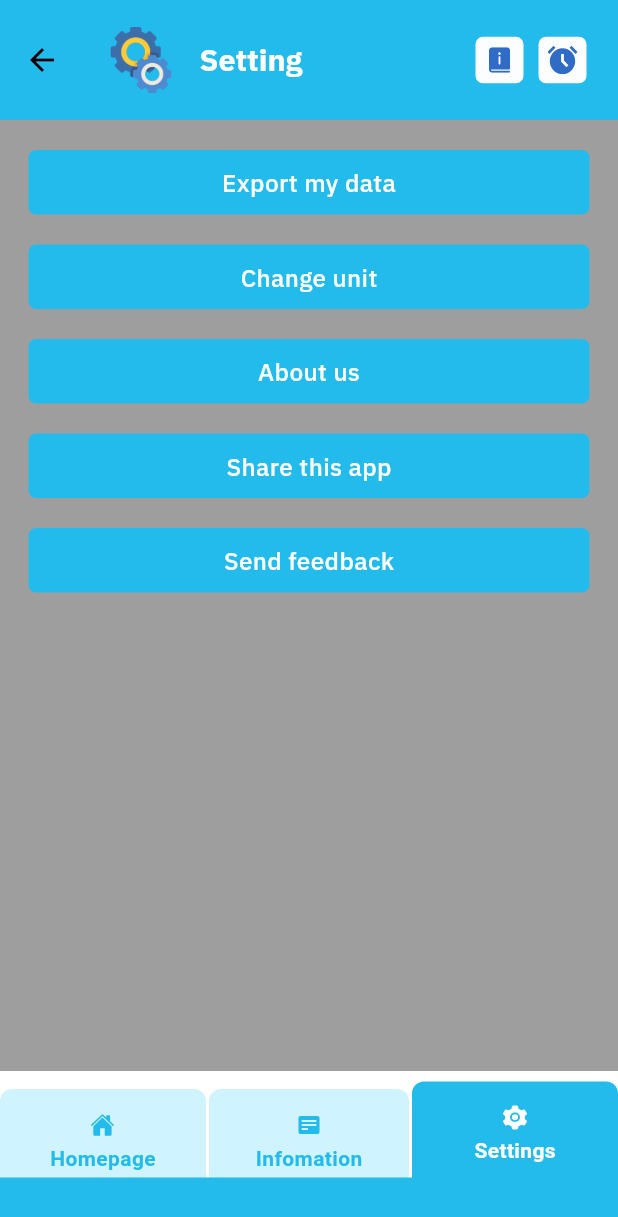
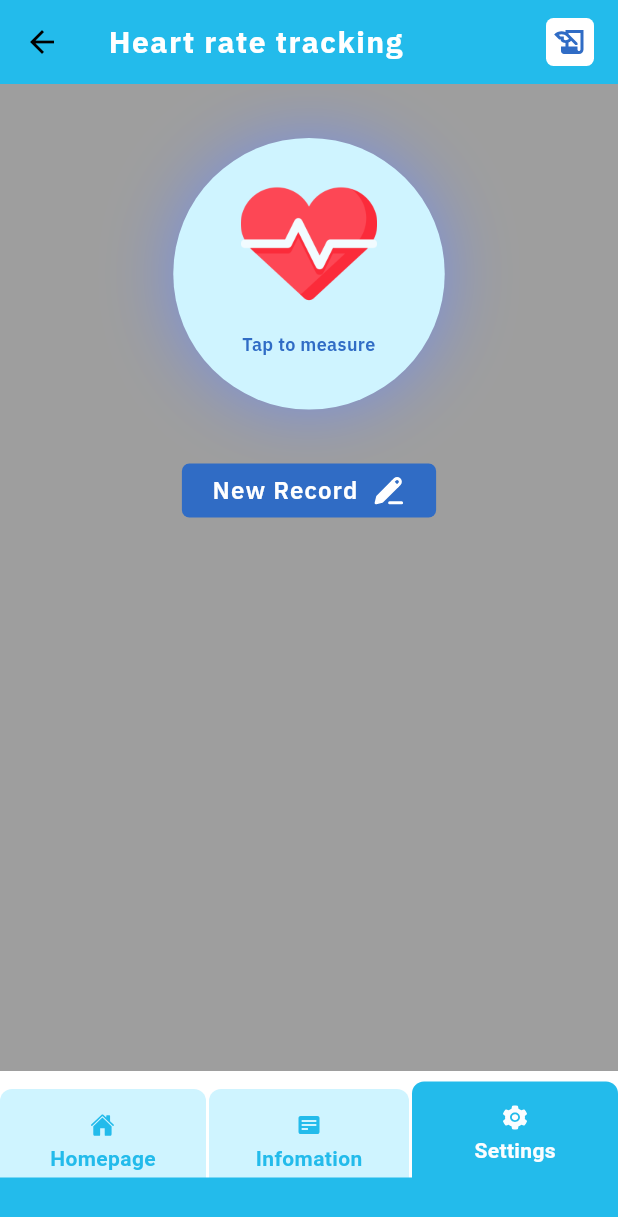
Before and after one commit to Intes-It-Mobile/blood-tracking-app, a Flutter app: the HomeScreen screen opened by its route, item 3 of the bottom bar chosen, on a phone screen of 412 x 824 dp. Shown: the top 1217 px of the screen. Run offline on Flutter 3.47's test engine with Material 2 defaults, Android fonts, the phone set to English and light mode, and no system bars; our stand-ins replace dropdown_button2, fl_chart, flutter_html, flutter_local_notifications, flutter_mobx, flutter_svg and 11 more; missing offline and left inert: android_alarm_manager_plus, excel, flutter_cupertino_datetime_picker, flutter_fgbg, flutter_share; accounts and stored records are empty; generated files the repository leaves out were written again.

Commit message:
Code UI home heart rate

```diff
--- a/assets/lang/en.json
+++ b/assets/lang/en.json
@@ -112,6 +112,9 @@
   "save_edit_dialog_content":"Do you want to save changes for this record?",
   "done":"Done",
   "select_your_starting_unit":"Select your starting unit",
-  "edit_duplicate_dialog": "You have entered the profile at this point. Do you want to replace the previous record?"
-
+  "edit_duplicate_dialog": "You have entered the profile at this point. Do you want to replace the previous record?",
+  "heart_rate_tracking": "Heart rate tracking",
+  "tap_to_measure" : "Tap to measure",
+  "measuring" :  "Measuring...",
+  "put_your_finger_on_camera" : "Put your finger on camera"
 }
--- a/assets/lang/fr.json
+++ b/assets/lang/fr.json
@@ -122,6 +122,10 @@
     "done":"Done",
     "select_your_starting_unit":"Select your starting unit",
 
-    "edit_duplicate_dialog": "You have entered the profile at this point. Do you want to replace the previous record?"
+    "edit_duplicate_dialog": "You have entered the profile at this point. Do you want to replace the previous record?",
+    "heart_rate_tracking": "Suivi de la fréquence cardiaque",
+    "tap_to_measure" : "Appuyez pour mesurer",
+    "measuring" :  "Mesure...",
+    "put_your_finger_on_camera" : "Mettez votre doigt sur la caméra"
 
 }
--- a/assets/lang/vi.json
+++ b/assets/lang/vi.json
@@ -17,7 +17,7 @@
     "diabetes": "Diabetes",
     "pre_diabetes": "Pre-diabetes",
     "low": "Low",
-    "new_record": "New Record",
+    "new_record": "Ghi lại số đo",
     "chart": "Chart",
     "infor": "Information",
     "info_title_1": "Know about blood sugar",
@@ -110,5 +110,9 @@
     "save_edit_dialog_content": "Do you want to save changes for this record?",
     "done": "Done",
     "select_your_starting_unit": "Select your starting unit",
-    "edit_duplicate_dialog": "You have entered the profile at this point. Do you want to replace the previous record?"
+    "edit_duplicate_dialog": "You have entered the profile at this point. Do you want to replace the previous record?",
+    "heart_rate_tracking": "Theo dõi nhịp tim",
+    "tap_to_measure" : "Nhấn để đo",
+    "measuring" :  "Đo lường...",
+    "put_your_finger_on_camera" : "Đặt ngón tay của bạn trên máy ảnh"
 }
--- a/lib/constants/assets.dart
+++ b/lib/constants/assets.dart
@@ -23,6 +23,7 @@ class Assets {
   static const String intro_img = "assets/images/intro2_color.png";
   static const String intro_img1 = "assets/images/intro2_mol.png";
   static const String empty_chart = "assets/images/empty_chart.png";
+  static const String image_heart = "assets/images/image_heart.png";
 
 /////////////////////////
   static const String iconAlarm = "assets/icons/ic_alarm.svg";
@@ -47,7 +48,7 @@ class Assets {
   static const String iconSettingsNav = "assets/icons/ic_settings_nav.svg";
   static const String iconInfoNav = "assets/icons/ic_info_nav.svg";
   static const String iconHomeNav = "assets/icons/ic_home_nav.svg";
-
+  static const String iconHearRate = "assets/icons/ic_heart_rate.svg";
   static const String iconSplash = "assets/icons/ic_splash_logo.svg";
 
   Assets._();
--- /dev/null
+++ b/lib/views/heart_rate/heart_rate.dart
@@ -0,0 +1,137 @@
+import 'package:blood_sugar_tracking/constants/assets.dart';
+import 'package:blood_sugar_tracking/constants/colors.dart';
+import 'package:blood_sugar_tracking/constants/font_family.dart';
+import 'package:blood_sugar_tracking/utils/locale/appLocalizations.dart';
+import 'package:flutter/material.dart';
+import 'package:flutter_svg/flutter_svg.dart';
+
+class HeartRateScreen extends StatefulWidget {
+  const HeartRateScreen({super.key});
+
+  @override
+  State<HeartRateScreen> createState() => _HeartRateScreenState();
+}
+
+class _HeartRateScreenState extends State<HeartRateScreen> {
+  @override
+  Widget build(BuildContext context) {
+    return Scaffold(
+      appBar: _buildAppBarCustom(),
+      body: _buildBody(),
+    );
+  }
+
+  AppBar _buildAppBarCustom(){
+    return AppBar(
+      backgroundColor: AppColors.AppColor2,
+      title: Text(
+        AppLocalizations.of(context).getTranslate("heart_rate_tracking"),
+        style: TextStyle(
+          fontFamily: FontFamily.IBMPlexSans,
+          fontStyle: FontStyle.normal,
+          fontWeight: FontWeight.w700,
+          fontSize: 20,
+          color: Colors.white,
+          letterSpacing: 1
+        ),
+      ),
+      actions: [
+        Container(
+          height: 32,
+          width: 32,
+          margin: const EdgeInsets.symmetric(horizontal: 16, vertical: 6),
+          child: SvgPicture.asset(Assets.iconHearRate),
+        )
+      ],
+    );
+  }
+
+  Widget _buildBody() {
+    return SizedBox(
+      width: MediaQuery.of(context).size.width,
+      child: Column(
+        crossAxisAlignment: CrossAxisAlignment.center,
+        mainAxisSize: MainAxisSize.min,
+        children: [
+          _buildButtonHeartRate(),
+          _buildButtonNewRecord()
+        ],
+      ),
+    );
+  }
+
+  Container _buildButtonHeartRate() {
+    return Container(
+      height: 181,
+      width: 181,
+      margin: const EdgeInsets.symmetric(vertical: 36),
+      padding: const EdgeInsets.only(top: 25, left: 35, right: 35, bottom: 35),
+      decoration: BoxDecoration(
+        color: AppColors.AppColor3,
+        borderRadius: BorderRadius.circular(100),
+        boxShadow: const [
+          BoxShadow(
+            color: Color.fromRGBO(102, 136, 255, 0.70),
+            blurRadius: 40,
+          ),
+        ],
+      ),
+      child: Column(
+        crossAxisAlignment: CrossAxisAlignment.center,
+        mainAxisSize: MainAxisSize.min,
+        children: [
+          Image.asset(
+            Assets.image_heart,
+            height: 91,
+            width: 91,
+            fit: BoxFit.contain,
+          ),
+          const Spacer(),
+          SizedBox(
+            width: 110,
+            child: Text(
+              AppLocalizations.of(context).getTranslate("tap_to_measure"),
+              textAlign: TextAlign.center,
+              overflow: TextOverflow.ellipsis,
+              style: TextStyle(
+                color: AppColors.AppColor4,
+                fontFamily: FontFamily.IBMPlexSans,
+                fontSize: 12,
+                fontWeight: FontWeight.w600
+              ),
+            ),
+          )
+        ],
+      ),
+    );
+  }
+
+  Container _buildButtonNewRecord() {
+    return Container(
+      height: 36,
+      padding: const EdgeInsets.symmetric(horizontal: 20, vertical: 6),
+      decoration: BoxDecoration(
+        color: AppColors.AppColor4,
+        borderRadius: BorderRadius.circular(5)
+      ),
+      child: Row(
+        mainAxisSize: MainAxisSize.min,
+        children: [
+          Text(
+            AppLocalizations.of(context).getTranslate("new_record"),
+            style: TextStyle(
+              color: Colors.white,
+              fontFamily: FontFamily.IBMPlexSans,
+              fontStyle: FontStyle.normal,
+              fontSize: 16,
+              fontWeight: FontWeight.w600,
+              letterSpacing: 0.8
+            ),
+          ),
+          const SizedBox(width: 8),
+          SvgPicture.asset(Assets.iconEditBtn)
+        ],
+      ),
+    );
+  }
+}
--- a/lib/views/home/home_screen.dart
+++ b/lib/views/home/home_screen.dart
@@ -4,6 +4,7 @@ import 'package:blood_sugar_tracking/constants/app_theme.dart';
 import 'package:blood_sugar_tracking/constants/colors.dart';
 import 'package:blood_sugar_tracking/constants/font_family.dart';
 import 'package:blood_sugar_tracking/utils/locale/appLocalizations.dart';
+import 'package:blood_sugar_tracking/views/heart_rate/heart_rate.dart';
 import 'package:flutter/material.dart';
 import 'package:flutter/services.dart';
 import 'package:flutter_svg/flutter_svg.dart';
@@ -165,7 +166,7 @@ class _HomeScreenState extends State<HomeScreen> {
       case 1:
         return InfomationScreen();
       case 2:
-        return SettingScreen();
+        return HeartRateScreen();
       default:
         return Container();
     }
```
Also changed, not shown: assets/icons/ic_heart_rate.svg (added), assets/images/image_heart.png (added).
